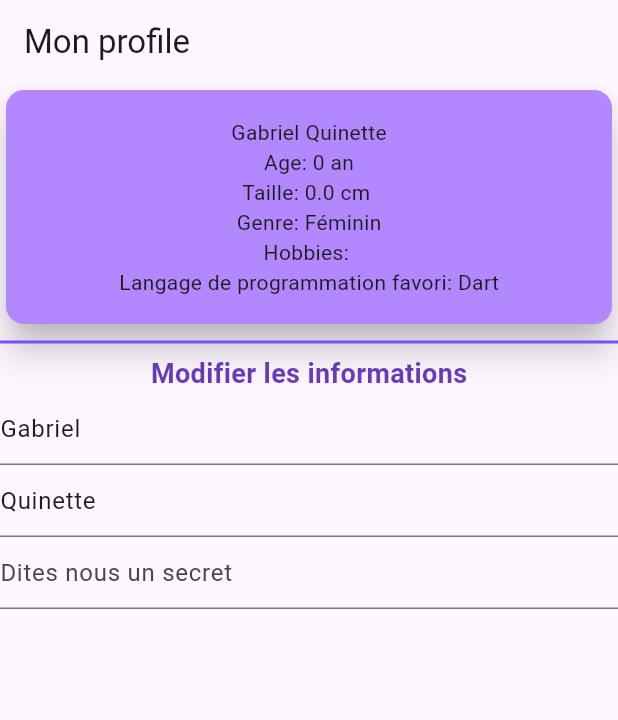
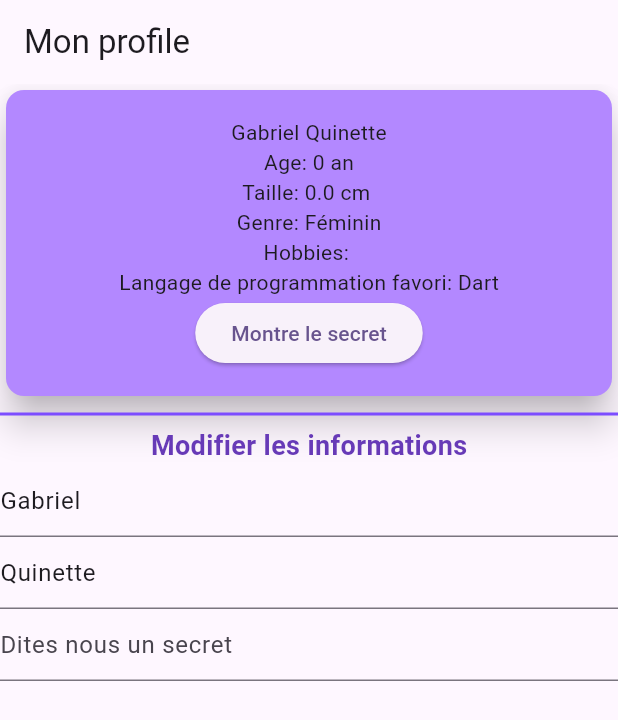
Before and after one commit to gabrielQ12/flutter_exercice2, a Flutter app: the screen it shows after launch, on a phone screen of 412 x 824 dp. Shown: the top 720 px of the screen. Run offline on Flutter 3.47's test engine with Material 3 defaults, Android fonts, the phone set to English and light mode, and no system bars.

Commit message:
conditionel pour apartition text secret : DONE

```diff
--- a/lib/profile_page.dart
+++ b/lib/profile_page.dart
@@ -11,6 +11,7 @@ class ProfilePageState extends State<ProfilePage> {
   late TextEditingController surname;
   late TextEditingController name;
   late TextEditingController secret;
+  bool showSecret = false;
 
   @override
   void initState() {
@@ -55,6 +56,11 @@ class ProfilePageState extends State<ProfilePage> {
                     Text("Hobbies: ${myProfile.setHobbies()}"),
                     Text(
                         "Langage de programmation favori: ${myProfile.favoritelang}"),
+                    ElevatedButton(
+                        onPressed: updateSecret,
+                        child: Text((showSecret)? "Cache le secret" : "Montre le secret")
+                    ),
+                    (showSecret)? Text(myProfile.secret) : Container(height: 0, width: 0),
                   ],
                 ),
               )),
@@ -70,7 +76,11 @@ class ProfilePageState extends State<ProfilePage> {
               )),
           myTextField(controller: surname, hint: "Entrez votre prénom"),
           myTextField(controller: name, hint: "Entrez votre nom"),
-          myTextField(controller: secret, hint: "Dites nous un secret", isSecret: true,)
+          myTextField(
+            controller: secret,
+            hint: "Dites nous un secret",
+            isSecret: true,
+          )
         ],
       )),
     );
@@ -92,17 +102,23 @@ class ProfilePageState extends State<ProfilePage> {
     );
   }
 
-   updateUser() {
+  updateUser() {
     setState(() {
       myProfile = Profile(
         surname: (surname.text != myProfile.surname)
             ? surname.text
             : myProfile.surname,
-        name: (name.text != myProfile.name)
-          ? name.text
-          : myProfile.name,
+        name: (name.text != myProfile.name) ? name.text : myProfile.name,
         secret: secret.text,
       );
     });
   }
+
+  updateSecret() {
+    setState(() {
+      showSecret =!showSecret;
+    });
+  }
+
+
 }
```
